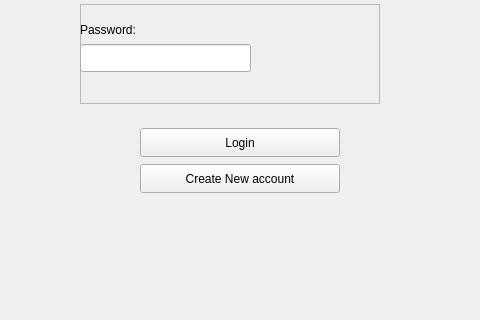
First picture: the form in mainwindow.ui, repository ItsAhadun/ATM, before the edit; both pictures show x 219 to 699 and y 235 to 555 of the 939 by 683 pixel window.
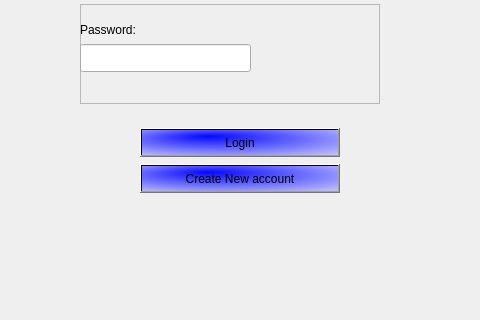
Second picture: the form after the edit. The open tabs and pages were chosen to show the change.

The edit to the form file:
```diff
--- a/mainwindow.ui
+++ b/mainwindow.ui
@@ -166,7 +166,7 @@
          </property>
         </widget>
        </widget>
-       <widget class="QPushButton" name="createaccount_button">
+       <widget class="QPushButton" name="createAccount_Button">
         <property name="geometry">
          <rect>
           <x>350</x>
@@ -184,6 +184,7 @@
         <property name="styleSheet">
          <string notr="true">QPushButton{
 font-size:15;
+background-color: qradialgradient(spread:reflect, cx:0.5, cy:0.5, radius:1.026, fx:0.331, fy:0.245, stop:0 rgba(4, 7, 255, 255), stop:1 rgba(255, 255, 255, 255));
 }</string>
         </property>
         <property name="text">
@@ -208,7 +209,9 @@
         <property name="styleSheet">
          <string notr="true">QPushButton{
 font-size:15;
-}</string>
+background-color: qradialgradient(spread:reflect, cx:0.5, cy:0.5, radius:1.026, fx:0.331, fy:0.245, stop:0 rgba(4, 7, 255, 255), stop:1 rgba(255, 255, 255, 255));
+}
+</string>
         </property>
         <property name="text">
          <string>Login</string>
@@ -513,7 +516,7 @@
          </property>
         </widget>
        </widget>
-       <widget class="QPushButton" name="createAccount_Button">
+       <widget class="QPushButton" name="submitApplication_Button">
         <property name="geometry">
          <rect>
           <x>340</x>
```
Left out of the diff: 5 changed lines with no effect on the pictures.
